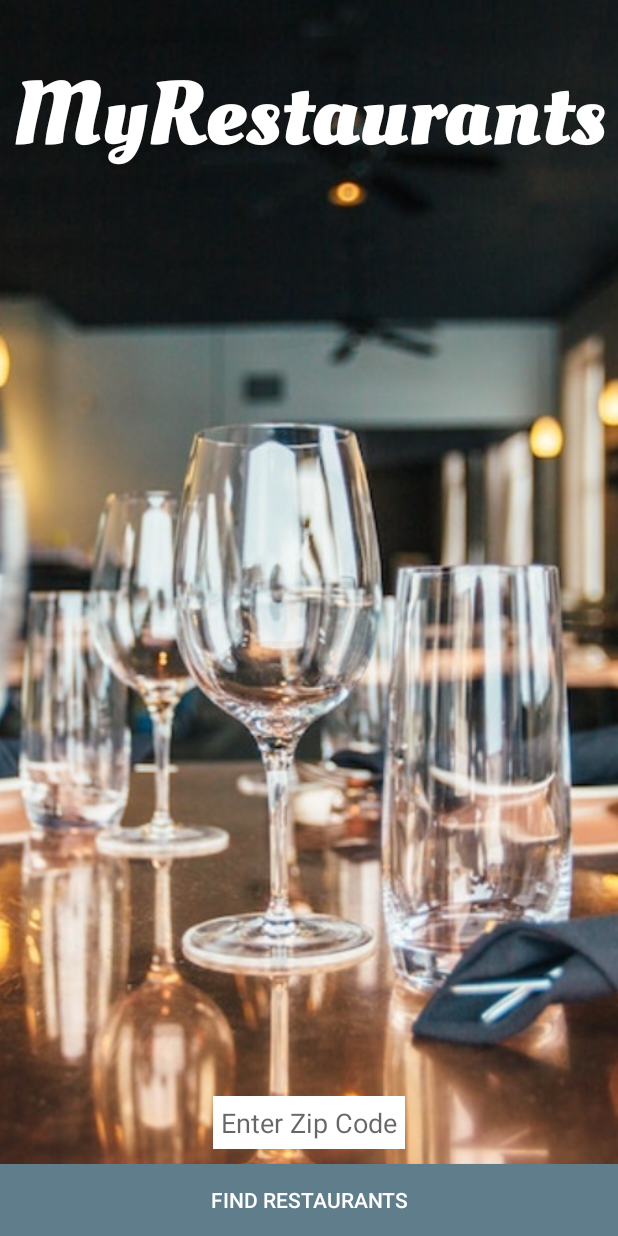
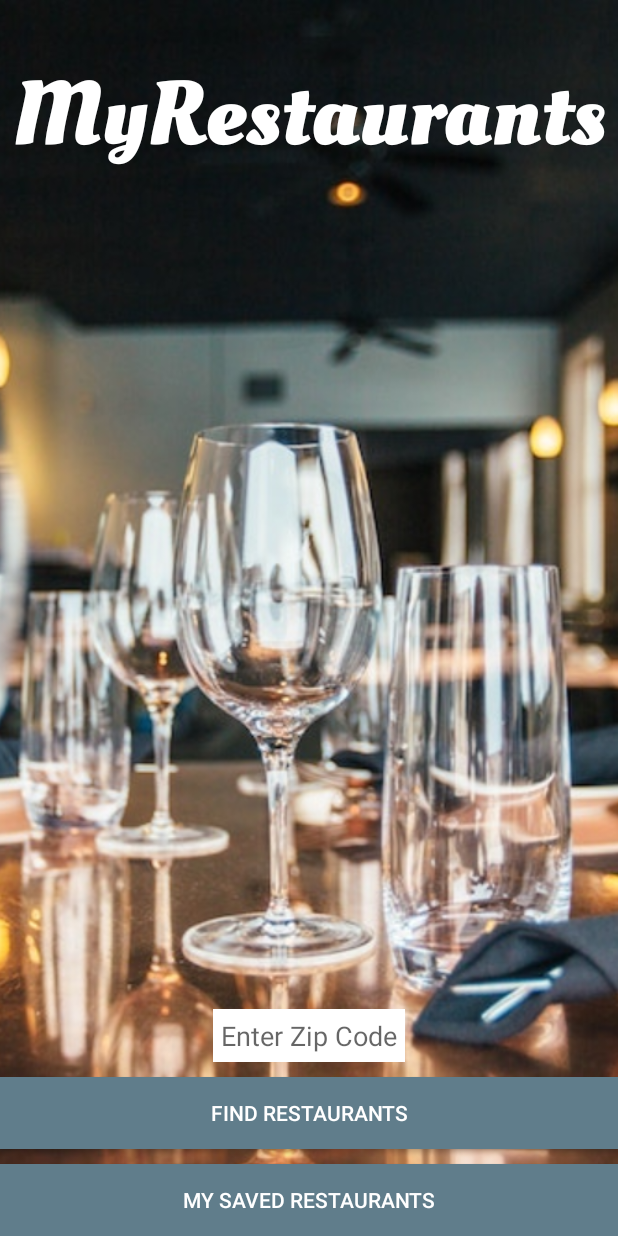
Before and after one commit to joe-kramer/MyRestaurants, an Android app: the screen it shows after launch (MainActivity), on a phone screen of 412 x 824 dp. Run offline under Robolectric (Android 15) with nearby library versions, the phone set to English and light mode, and no system bars; our stand-ins replace ButterKnife, Firebase (no records; nobody signed in at launch, a user with empty details on screens opened directly).

Commit message:
add saved restaurants to firebase and show in own activity within a recyclerView

```diff
--- a/app/build.gradle
+++ b/app/build.gradle
@@ -67,6 +67,7 @@ dependencies {
     compile 'com.android.support:support-v4:26.+'
     //firebase
     compile 'com.google.firebase:firebase-database:9.2.1'
+    compile 'com.firebaseui:firebase-ui-database:0.4.1'
     compile 'org.parceler:parceler-api:1.1.6'
     annotationProcessor 'org.parceler:parceler:1.1.6'
     testCompile 'junit:junit:4.12'
--- a/app/src/main/AndroidManifest.xml
+++ b/app/src/main/AndroidManifest.xml
@@ -23,9 +23,10 @@
         <activity android:name=".ui.RestaurantListActivity">
             <meta-data
                 android:name="android.support.PARENT_ACTIVITY"
-                android:value="com.joekramer.myrestaurants.ui.MainActivity"></meta-data>
+                android:value="com.joekramer.myrestaurants.ui.MainActivity" />
         </activity>
-        <activity android:name=".ui.RestaurantDetailActivity"></activity>
+        <activity android:name=".ui.RestaurantDetailActivity" />
+        <activity android:name=".ui.SavedRestaurantListActivity"></activity>
     </application>
 
 </manifest>
--- a/app/src/main/java/com/joekramer/myrestaurants/ui/MainActivity.java
+++ b/app/src/main/java/com/joekramer/myrestaurants/ui/MainActivity.java
@@ -28,6 +28,7 @@ public class MainActivity extends AppCompatActivity implements View.OnClickListe
     @Bind(R.id.findRestaurantsButton) Button mFindRestaurantsButton;
     @Bind(R.id.locationEditText) EditText mLocationEditText;
     @Bind(R.id.appNameTextView) TextView mAppNameTextView;
+    @Bind(R.id.savedRestaurantsButton) Button mSavedRestaurantsButton;
 
     //shared preferences
 //    private SharedPreferences mSharedPreferences;
@@ -69,6 +70,7 @@ public class MainActivity extends AppCompatActivity implements View.OnClickListe
 //        mEditor = mSharedPreferences.edit();
 
         mFindRestaurantsButton.setOnClickListener(this);
+        mSavedRestaurantsButton.setOnClickListener(this);
     }
 
     @Override
@@ -86,6 +88,10 @@ public class MainActivity extends AppCompatActivity implements View.OnClickListe
             intent.putExtra("location", location);
             startActivity(intent);
         }
+        if (v == mSavedRestaurantsButton) {
+            Intent intent = new Intent(MainActivity.this, SavedRestaurantListActivity.class);
+            startActivity(intent);
+        }
     }
 
     public void saveLocationToFirebase(String location) {
--- a/app/src/main/res/layout/activity_main.xml
+++ b/app/src/main/res/layout/activity_main.xml
@@ -43,6 +43,22 @@
         android:id="@+id/findRestaurantsButton"
         android:background="@color/colorAccent"
         android:textColor="@color/colorIcons"
+        android:visibility="visible"
+        android:layout_above="@+id/savedRestaurantsButton"
+        android:layout_alignParentLeft="true"
+        android:layout_alignParentStart="true"
+        android:layout_marginBottom="10dp" />
+
+    <Button
+        android:layout_width="match_parent"
+        android:layout_height="wrap_content"
+        android:text="My Saved Restaurants"
+        android:id="@+id/savedRestaurantsButton"
+        android:background="@color/colorAccent"
+        android:textColor="@color/colorIcons"
+        android:visibility="visible"
         android:layout_alignParentBottom="true"
-        android:layout_centerHorizontal="true" />
+        android:layout_alignParentLeft="true"
+        android:layout_alignParentStart="true"/>
+
 </RelativeLayout>
```
Also changed, not shown: app/src/main/java/com/joekramer/myrestaurants/adapters/FirebaseRestaurantViewHolder.java (added, +83 -0 lines), app/src/main/java/com/joekramer/myrestaurants/ui/SavedRestaurantListActivity.java (added, +58 -0 lines).
